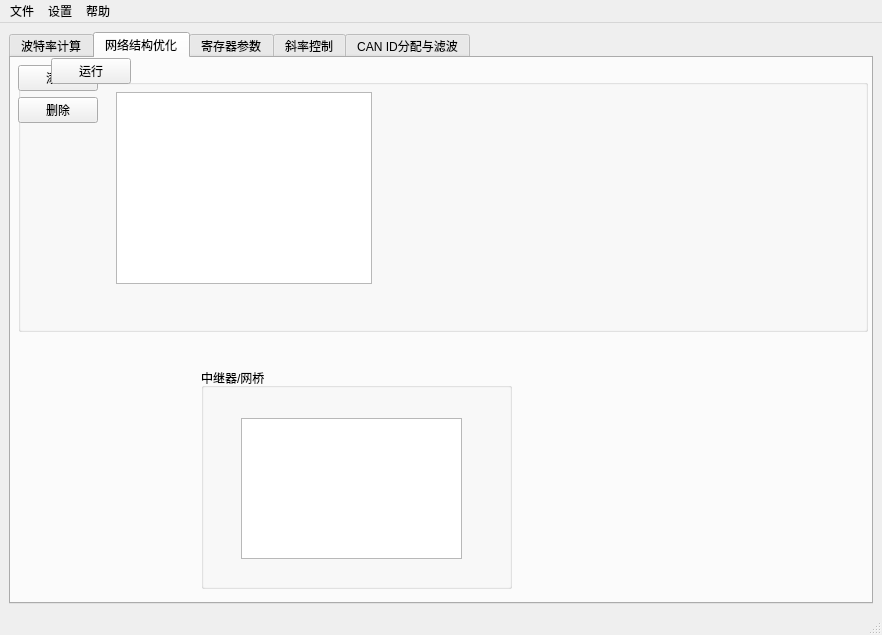
Old version of the form mainwindow.ui in the repository starpicke/ICS-system-opt.
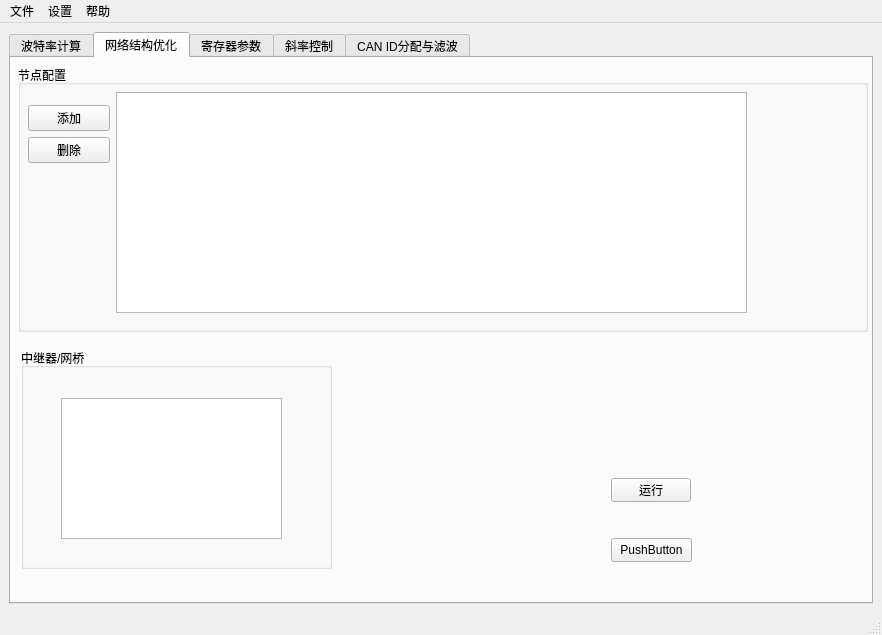
New version of the form. The open tabs and pages were chosen to show the change. Icons and pictures are not drawn.

```diff
--- a/mainwindow.ui
+++ b/mainwindow.ui
@@ -238,8 +238,8 @@
           <rect>
            <x>98</x>
            <y>27</y>
-           <width>256</width>
-           <height>192</height>
+           <width>631</width>
+           <height>221</height>
           </rect>
          </property>
          <property name="autoScrollMargin">
@@ -273,7 +273,15 @@
           <bool>false</bool>
          </attribute>
         </widget>
-        <widget class="QWidget" name="">
+        <widget class="QWidget" name="layoutWidget">
+         <property name="geometry">
+          <rect>
+           <x>10</x>
+           <y>40</y>
+           <width>82</width>
+           <height>102</height>
+          </rect>
+         </property>
          <layout class="QVBoxLayout" name="verticalLayout_3">
           <item>
            <widget class="QPushButton" name="AddNodebutton">
@@ -308,8 +316,8 @@
        <widget class="QGroupBox" name="groupBox_9">
         <property name="geometry">
          <rect>
-          <x>190</x>
-          <y>310</y>
+          <x>10</x>
+          <y>290</y>
           <width>311</width>
           <height>221</height>
          </rect>
@@ -328,29 +336,31 @@
          </property>
         </widget>
        </widget>
-       <widget class="QWidget" name="">
-        <layout class="QHBoxLayout" name="horizontalLayout_7">
-         <item>
-          <spacer name="horizontalSpacer_2">
-           <property name="orientation">
-            <enum>Qt::Horizontal</enum>
-           </property>
-           <property name="sizeHint" stdset="0">
-            <size>
-             <width>40</width>
-             <height>20</height>
-            </size>
-           </property>
-          </spacer>
-         </item>
-         <item>
-          <widget class="QPushButton" name="calnetworkbutton">
-           <property name="text">
-            <string>运行</string>
-           </property>
-          </widget>
-         </item>
-        </layout>
+       <widget class="QPushButton" name="calnetworkbutton">
+        <property name="geometry">
+         <rect>
+          <x>600</x>
+          <y>420</y>
+          <width>80</width>
+          <height>24</height>
+         </rect>
+        </property>
+        <property name="text">
+         <string>运行</string>
+        </property>
+       </widget>
+       <widget class="QPushButton" name="pushButton_2">
+        <property name="geometry">
+         <rect>
+          <x>600</x>
+          <y>480</y>
+          <width>81</width>
+          <height>24</height>
+         </rect>
+        </property>
+        <property name="text">
+         <string>PushButton</string>
+        </property>
        </widget>
       </widget>
       <widget class="QWidget" name="tab_3">
```
Left out of the diff: 28 changed lines with no effect on the pictures.
